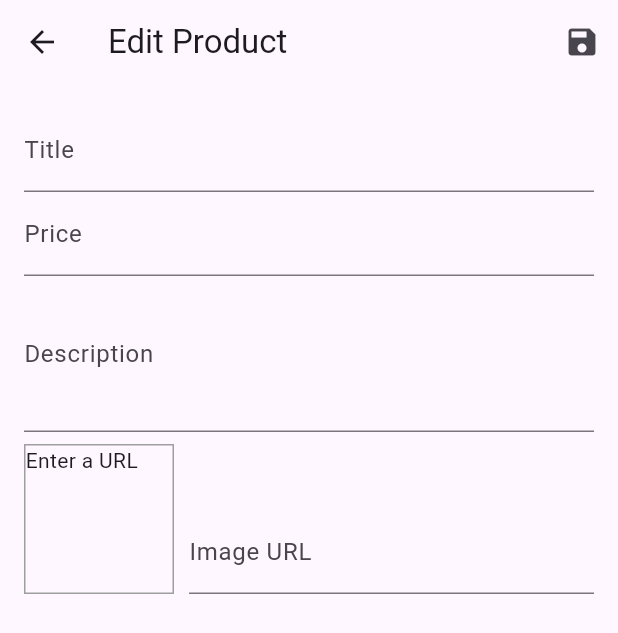
After one commit to Dejito/marketplace, a Flutter app: the EditProductScreen screen opened by its route, on a phone screen of 412 x 824 dp. The commit adds this screen. Shown: the top 633 px of the screen. Run offline on Flutter 3.47's test engine with Material 2 defaults, Android fonts, the phone set to English and light mode, and no system bars; network calls fail.

Commit message:
form and user input implemented

```diff
--- /dev/null
+++ b/lib/screens/edit_product_screen.dart
@@ -0,0 +1,179 @@
+import 'package:flutter/material.dart';
+
+import '../providers/product.dart';
+
+class EditProductScreen extends StatefulWidget {
+  static const routeName = '/edit-product';
+
+  const EditProductScreen({super.key});
+
+  @override
+  EditProductScreenState createState() => EditProductScreenState();
+}
+
+class EditProductScreenState extends State<EditProductScreen> {
+  final _priceFocusNode = FocusNode();
+  final _descriptionFocusNode = FocusNode();
+  final _imageUrlController = TextEditingController();
+  final _imageUrlFocusNode = FocusNode();
+  final _form = GlobalKey<FormState>();
+  var _editedProduct = Product(
+    id: "",
+    title: '',
+    price: 0,
+    description: '',
+    imageUrl: '',
+  );
+
+  @override
+  void initState() {
+    _imageUrlFocusNode.addListener(_updateImageUrl);
+    super.initState();
+  }
+
+  @override
+  void dispose() {
+    _imageUrlFocusNode.removeListener(_updateImageUrl);
+    _priceFocusNode.dispose();
+    _descriptionFocusNode.dispose();
+    _imageUrlController.dispose();
+    _imageUrlFocusNode.dispose();
+    super.dispose();
+  }
+
+  void _updateImageUrl() {
+    if (!_imageUrlFocusNode.hasFocus) {
+      setState(() {});
+    }
+  }
+
+  void _saveForm() {
+    _form.currentState?.save();
+    print(_editedProduct.title);
+    print(_editedProduct.description);
+    print(_editedProduct.price);
+    print(_editedProduct.imageUrl);
+  }
+
+  @override
+  Widget build(BuildContext context) {
+    return Scaffold(
+      appBar: AppBar(
+        title: const Text('Edit Product'),
+        actions: <Widget>[
+          IconButton(
+            icon: const Icon(Icons.save),
+            onPressed: _saveForm,
+          ),
+        ],
+      ),
+      body: Padding(
+        padding: const EdgeInsets.all(16.0),
+        child: Form(
+          key: _form,
+          child: ListView(
+            children: <Widget>[
+              TextFormField(
+                decoration: const InputDecoration(labelText: 'Title'),
+                textInputAction: TextInputAction.next,
+                onFieldSubmitted: (_) {
+                  FocusScope.of(context).requestFocus(_priceFocusNode);
+                },
+                onSaved: (value) {
+                  _editedProduct = Product(
+                    title: value!,
+                    price: _editedProduct.price,
+                    description: _editedProduct.description,
+                    imageUrl: _editedProduct.imageUrl,
+                    id: "",
+                  );
+                },
+              ),
+              TextFormField(
+                decoration: const InputDecoration(labelText: 'Price'),
+                textInputAction: TextInputAction.next,
+                keyboardType: TextInputType.number,
+                focusNode: _priceFocusNode,
+                onFieldSubmitted: (_) {
+                  FocusScope.of(context).requestFocus(_descriptionFocusNode);
+                },
+                onSaved: (value) {
+                  _editedProduct = Product(
+                    title: _editedProduct.title,
+                    price: double.parse(value!),
+                    description: _editedProduct.description,
+                    imageUrl: _editedProduct.imageUrl,
+                    id: "",
+                  );
+                },
+              ),
+              TextFormField(
+                decoration: const InputDecoration(labelText: 'Description'),
+                maxLines: 3,
+                keyboardType: TextInputType.multiline,
+                focusNode: _descriptionFocusNode,
+                onSaved: (value) {
+                  _editedProduct = Product(
+                    title: _editedProduct.title,
+                    price: _editedProduct.price,
+                    description: value!,
+                    imageUrl: _editedProduct.imageUrl,
+                    id: "",
+                  );
+                },
+              ),
+              Row(
+                crossAxisAlignment: CrossAxisAlignment.end,
+                children: <Widget>[
+                  Container(
+                    width: 100,
+                    height: 100,
+                    margin: const EdgeInsets.only(
+                      top: 8,
+                      right: 10,
+                    ),
+                    decoration: BoxDecoration(
+                      border: Border.all(
+                        width: 1,
+                        color: Colors.grey,
+                      ),
+                    ),
+                    child: _imageUrlController.text.isEmpty
+                        ? const Text('Enter a URL')
+                        : FittedBox(
+                      child: Image.network(
+                        _imageUrlController.text,
+                        fit: BoxFit.cover,
+                      ),
+                    ),
+                  ),
+                  Expanded(
+                    child: TextFormField(
+                      decoration: const InputDecoration(labelText: 'Image URL'),
+                      keyboardType: TextInputType.url,
+                      textInputAction: TextInputAction.done,
+                      controller: _imageUrlController,
+                      focusNode: _imageUrlFocusNode,
+                      onFieldSubmitted: (_) {
+                        _saveForm();
+                      },
+                      onSaved: (value) {
+                        _editedProduct = Product(
+                          title: _editedProduct.title,
+                          price: _editedProduct.price,
+                          description: _editedProduct.description,
+                          imageUrl: value!,
+                          id: "",
+                        );
+                      },
+                    ),
+                  ),
+                ],
+              ),
+            ],
+          ),
+        ),
+      ),
+    );
+  }
+}
--- a/lib/widgets/app_drawer.dart
+++ b/lib/widgets/app_drawer.dart
@@ -1,6 +1,7 @@
 import 'package:flutter/material.dart';
 
 import '../screens/orders_screen.dart';
+import '../screens/user_products_screen.dart';
 
 class AppDrawer extends StatelessWidget {
   const AppDrawer({super.key});
@@ -31,6 +32,15 @@ class AppDrawer extends StatelessWidget {
                   .pushReplacementNamed(OrdersScreen.routeName);
             },
           ),
+          const Divider(),
+          ListTile(
+            leading: const Icon(Icons.edit),
+            title: const Text('Manage Products'),
+            onTap: () {
+              Navigator.of(context)
+                  .pushReplacementNamed(UserProductsScreen.routeName);
+            },
+          ),
         ],
       ),
     );
--- a/lib/widgets/order_item.dart
+++ b/lib/widgets/order_item.dart
@@ -47,7 +47,8 @@ class _OrderItemState extends State<OrderItem> {
               height: min(widget.order.products.length * 20.0 + 15, 100),
               child: ListView(
                 children: widget.order.products
-                    .map((prod) => Row(
+                    .map(
+                      (prod) => Row(
                         mainAxisAlignment: MainAxisAlignment.spaceBetween,
                         children: [
                           Text(
@@ -65,7 +66,8 @@ class _OrderItemState extends State<OrderItem> {
                             ),
                           )
                         ],
-                        ))
+                      ),
+                    )
                     .toList(),
               ),
             )
--- a/lib/widgets/products_grid.dart
+++ b/lib/widgets/products_grid.dart
@@ -15,9 +15,7 @@ class ProductsGrid extends StatelessWidget {
   @override
   Widget build(BuildContext context) {
     final loadedProducts = filteredProducts ? Provider.of<Products>(context).favoriteItems : Provider.of<Products>(context).items;
-    print(loadedProducts.length);
-    print(filteredProducts);
-    // final loadedProducts = products.items;
+
     return GridView.builder(
       padding: const EdgeInsets.all(10),
       gridDelegate: const SliverGridDelegateWithFixedCrossAxisCount(
```
Also changed, not shown: lib/main.dart (+6 -1 lines), lib/providers/cart.dart (+28 -8 lines), lib/screens/user_products_screen.dart (added, +48 -0 lines), lib/widgets/cart_item.dart (+25 -0 lines), lib/widgets/product_item.dart (+9 -0 lines), lib/widgets/user_product_item.dart (added, +35 -0 lines). Lines whose indentation alone changed are shown as unchanged.
